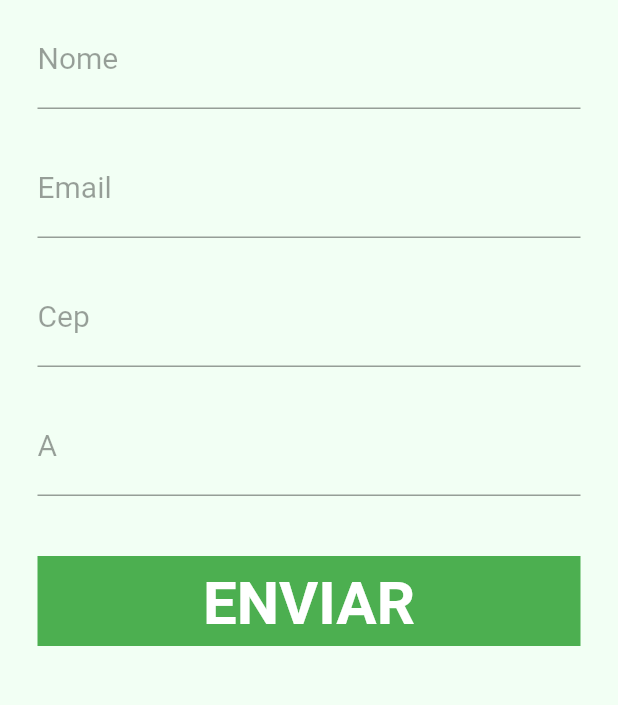
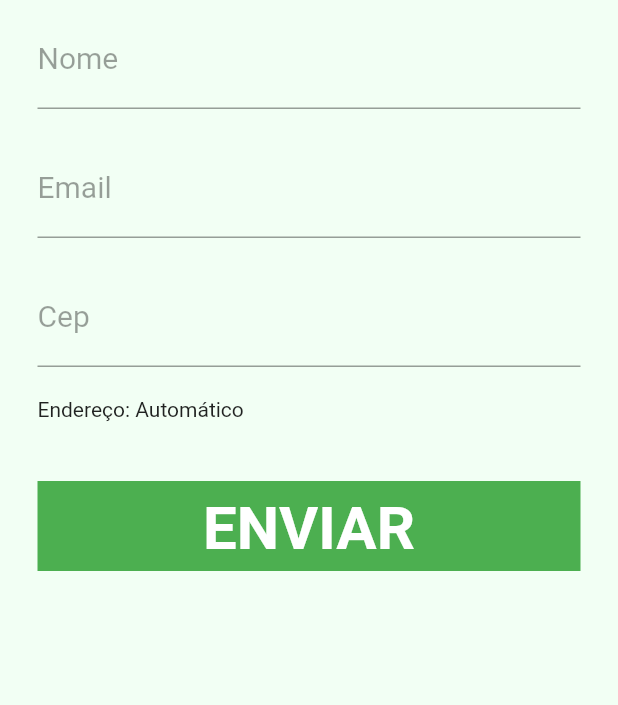
Before and after one commit to ZiusDH/Teste_Kokuati, a Flutter app: the screen it shows after launch, on a phone screen of 412 x 824 dp, the part 140-845 px from its top. Run offline on Flutter 3.47's test engine with Material 2 defaults, Android fonts, the phone set to English and light mode, and no system bars.

Commit message:
Finalização da Tela 2

```diff
--- a/lib/pages/form.dart
+++ b/lib/pages/form.dart
@@ -1,4 +1,5 @@
 import 'dart:io';
+import "package:teste_kokuati/pages/video.dart";
 
 import 'package:flutter/material.dart';
 import 'package:flutter/src/widgets/container.dart';
@@ -17,7 +18,7 @@ class Formulario extends StatefulWidget {
 
 class _FormularioState extends State<Formulario> {
   TextEditingController txtcep = new TextEditingController();
-  String resultado = "A";
+  String resultado = "Automático";
 
   _consultaCep() async {
     String cep = txtcep.text;
@@ -96,7 +97,6 @@ class _FormularioState extends State<Formulario> {
                   color: Colors.black38,
                   fontWeight: FontWeight.w400,
                   fontSize: 20,
-                  //fontFamily: inter,
                 ),
               ),
               style: TextStyle(
@@ -109,6 +109,7 @@ class _FormularioState extends State<Formulario> {
               height: 20,
             ),
             TextFormField(
+              onEditingComplete: _consultaCep,
               keyboardType: TextInputType.number,
               decoration: InputDecoration(
                 labelText: "Cep",
@@ -116,7 +117,6 @@ class _FormularioState extends State<Formulario> {
                   color: Colors.black38,
                   fontWeight: FontWeight.w400,
                   fontSize: 20,
-                  //fontFamily: inter,
                 ),
               ),
               style: TextStyle(
@@ -129,23 +129,7 @@ class _FormularioState extends State<Formulario> {
             SizedBox(
               height: 20,
             ),
-            TextFormField(
-              onTap: _consultaCep,
-              //keyboardType: TextInputType.emailAddress,
-              decoration: InputDecoration(
-                labelText: "$resultado",
-                labelStyle: TextStyle(
-                  color: Colors.black38,
-                  fontWeight: FontWeight.w400,
-                  fontSize: 20,
-                ),
-              ),
-              style: TextStyle(
-                color: Colors.black,
-                fontSize: 20,
-                fontWeight: FontWeight.bold,
-              ),
-            ),
+            Text("Endereço: $resultado"),
             SizedBox(
               height: 40,
             ),
@@ -156,7 +140,13 @@ class _FormularioState extends State<Formulario> {
                 color: Colors.green,
               ),
               child: TextButton(
-                  onPressed: () {},
+                  onPressed: () {
+                    Navigator.push(
+                        context,
+                        MaterialPageRoute(
+                          builder: (context) => video(),
+                        ));
+                  },
                   child: SizedBox.expand(
                     child: Row(
                       mainAxisAlignment: MainAxisAlignment.center,
```
Also changed, not shown: lib/pages/video.dart (+16 -0 lines).
